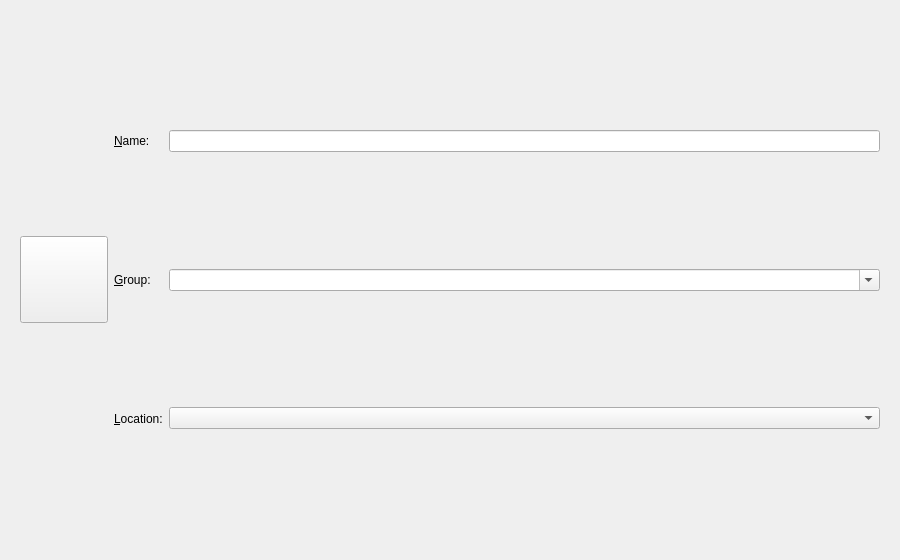
Old version of the form launcher/ui/dialogs/NewInstanceDialog.ui in the repository Toutourina0110/PhiLauncher.
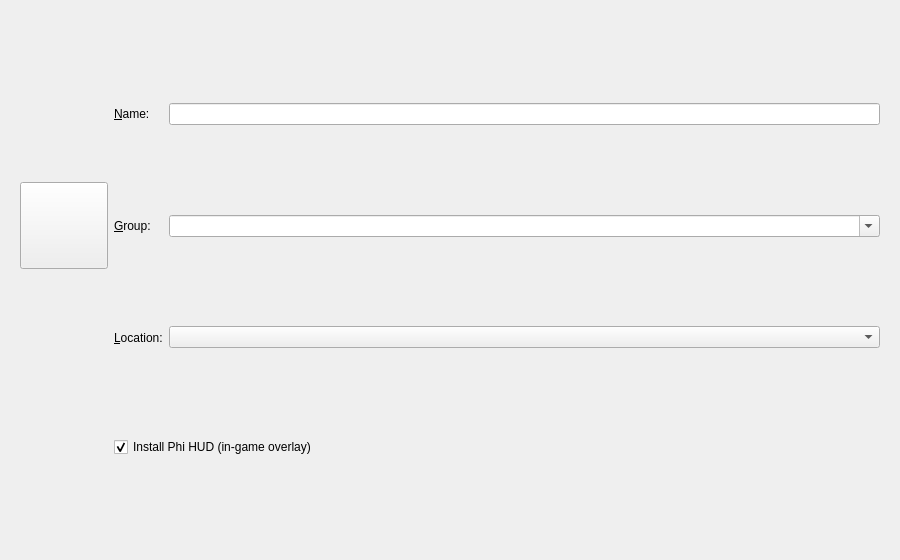
New version of the form. Icons and pictures are not drawn.

Commit message: feat: Phi HUD in-game overlay (Fabric 1.21.11 / 26.x, Forge 1.8.9)

What changed in the file:
```diff
--- a/launcher/ui/dialogs/NewInstanceDialog.ui
+++ b/launcher/ui/dialogs/NewInstanceDialog.ui
@@ -74,6 +74,16 @@
          </property>
         </widget>
        </item>
+       <item row="3" column="1" colspan="2">
+        <widget class="QCheckBox" name="installHudBox">
+         <property name="text">
+          <string>Install Phi HUD (in-game overlay)</string>
+         </property>
+         <property name="checked">
+          <bool>true</bool>
+         </property>
+        </widget>
+       </item>
        <item row="0" column="0" rowspan="3">
         <widget class="QToolButton" name="iconButton">
          <property name="iconSize">
```
Left out of the diff: 1 changed line with no effect on the pictures. The commit also changes 43 other files.
